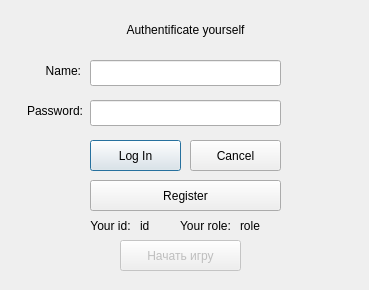
Above: login.ui from CyberDeliss/learning-game_sports_mafia before the change. Below: the same form after it.
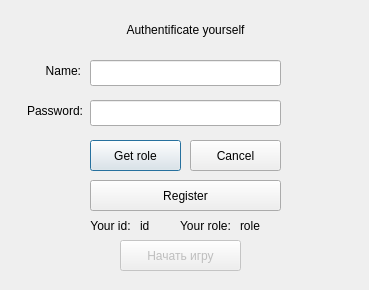
That is the form after the change.

Patch:
```diff
--- a/login.ui
+++ b/login.ui
@@ -23,7 +23,7 @@
     </rect>
    </property>
    <property name="text">
-    <string>Log In</string>
+    <string>Get role</string>
    </property>
   </widget>
   <widget class="QLineEdit" name="lineEditName">
```
